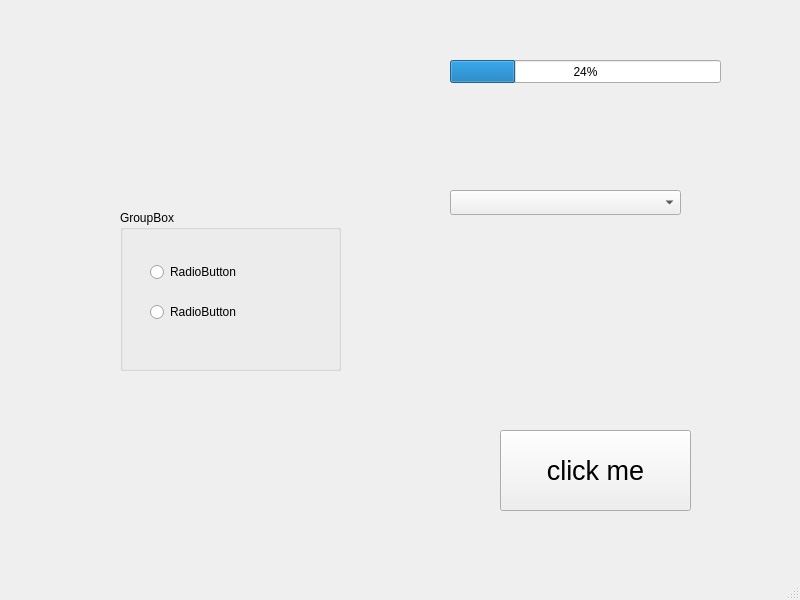
Above: mainwindow.ui from Korotkov-AV/9.4 before the change. Below: the same form after it.
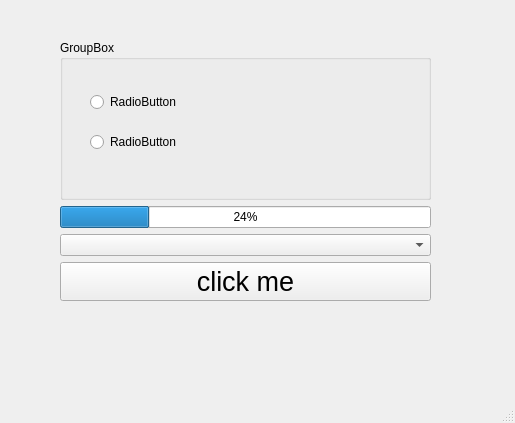
That is the form after the change.

```diff
--- a/mainwindow.ui
+++ b/mainwindow.ui
@@ -6,41 +6,26 @@
    <rect>
     <x>0</x>
     <y>0</y>
-    <width>800</width>
-    <height>600</height>
+    <width>515</width>
+    <height>423</height>
    </rect>
   </property>
   <property name="windowTitle">
    <string>MainWindow</string>
   </property>
   <widget class="QWidget" name="centralwidget">
-   <widget class="QPushButton" name="pushButton">
+   <widget class="QWidget" name="">
     <property name="geometry">
      <rect>
-      <x>500</x>
-      <y>430</y>
-      <width>191</width>
-      <height>81</height>
+      <x>60</x>
+      <y>40</y>
+      <width>371</width>
+      <height>261</height>
      </rect>
     </property>
-    <property name="font">
-     <font>
-      <pointsize>20</pointsize>
-     </font>
-    </property>
-    <property name="text">
-     <string>click me</string>
-    </property>
-   </widget>
+    <layout class="QVBoxLayout" name="verticalLayout">
+     <item>
    <widget class="QGroupBox" name="groupBox">
-    <property name="geometry">
-     <rect>
-      <x>120</x>
-      <y>210</y>
-      <width>221</width>
-      <height>161</height>
-     </rect>
-    </property>
     <property name="title">
      <string>GroupBox</string>
     </property>
@@ -71,28 +56,30 @@
      </property>
     </widget>
    </widget>
+     </item>
+     <item>
    <widget class="QProgressBar" name="progressBar">
-    <property name="geometry">
-     <rect>
-      <x>450</x>
-      <y>60</y>
-      <width>271</width>
-      <height>23</height>
-     </rect>
-    </property>
     <property name="value">
      <number>24</number>
     </property>
    </widget>
-   <widget class="QComboBox" name="comboBox">
-    <property name="geometry">
-     <rect>
-      <x>450</x>
-      <y>190</y>
-      <width>231</width>
-      <height>25</height>
-     </rect>
-    </property>
+     </item>
+     <item>
+      <widget class="QComboBox" name="comboBox"/>
+     </item>
+     <item>
+      <widget class="QPushButton" name="pushButton">
+       <property name="font">
+        <font>
+         <pointsize>20</pointsize>
+        </font>
+       </property>
+       <property name="text">
+        <string>click me</string>
+       </property>
+      </widget>
+     </item>
+    </layout>
    </widget>
   </widget>
   <widget class="QMenuBar" name="menubar">
```
Left out of the diff: 2 changed lines with no effect on the pictures. Lines whose indentation alone changed are shown as unchanged.
